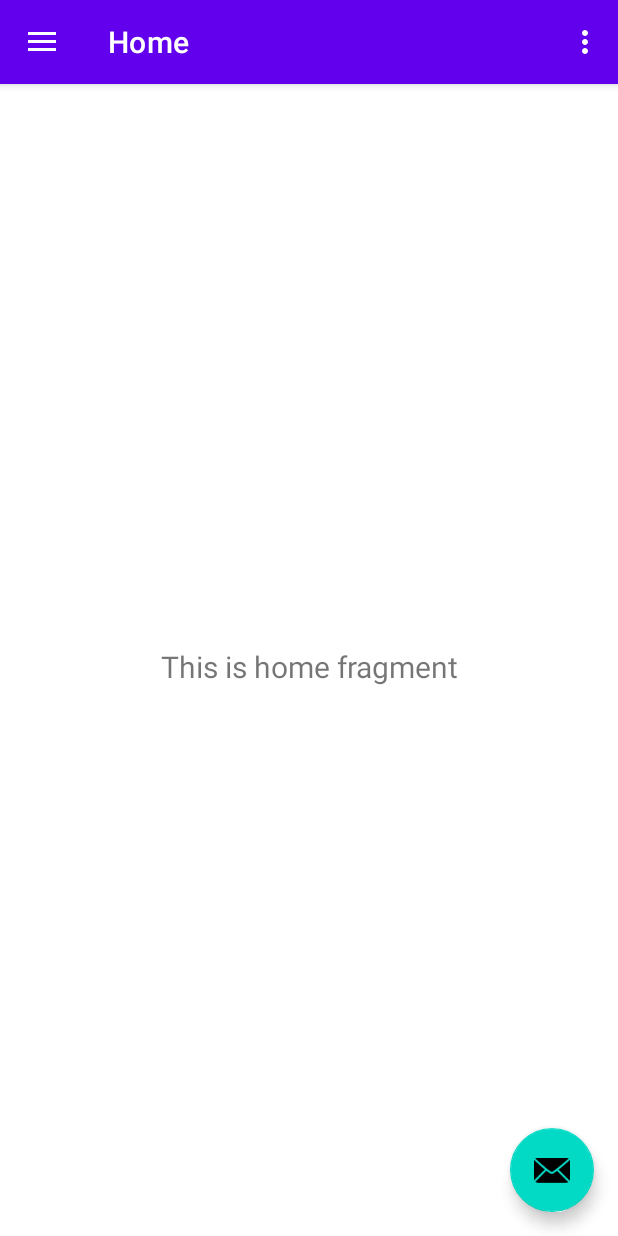
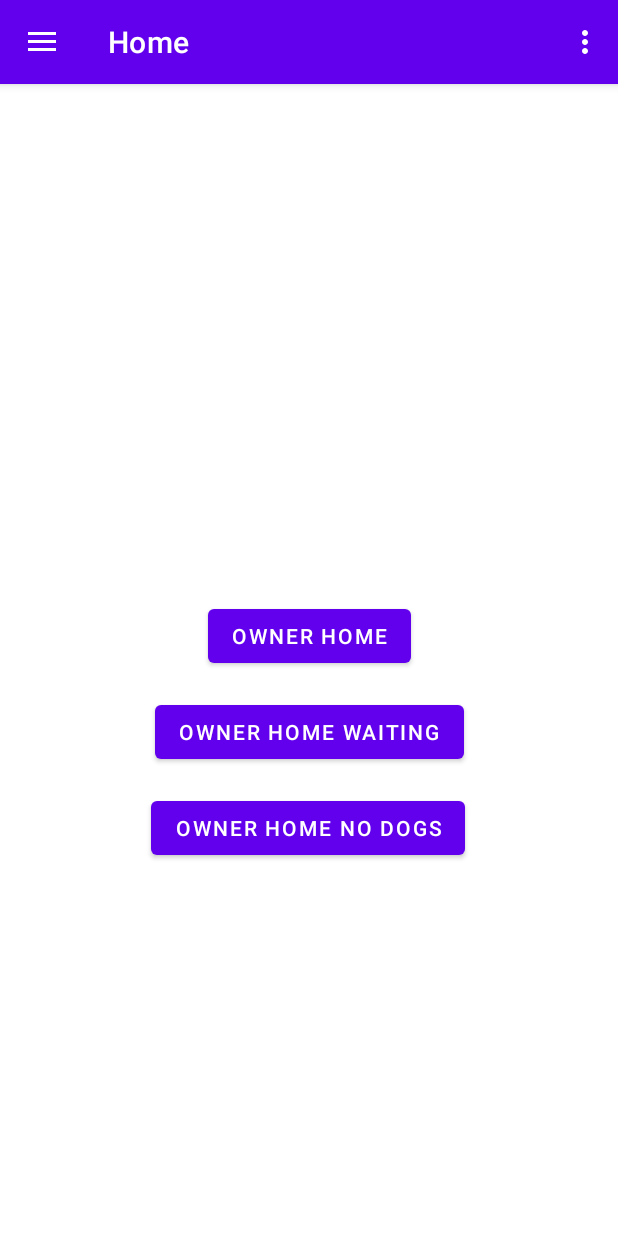
Before and after one commit to taniatopciov/Fluff-Stroller, an Android app: the screen it shows after launch (MainActivity), on a phone screen of 412 x 824 dp. Run offline under Robolectric (Android 15) with nearby library versions, the phone set to English and light mode, and no system bars; our stand-ins replace navigation-ui.

Commit message:
Added Dog Owner Main Page

```diff
--- a/app/build.gradle
+++ b/app/build.gradle
@@ -10,7 +10,7 @@ android {
 
     defaultConfig {
         applicationId "com.example.flusffstroller"
-        minSdk 23
+        minSdk 24
         targetSdk 31
         versionCode 1
         versionName "1.0"
@@ -51,6 +51,8 @@ dependencies {
     implementation "androidx.lifecycle:lifecycle-viewmodel-ktx:$lifecycle_version"
     implementation "androidx.lifecycle:lifecycle-livedata:$lifecycle_version"
     implementation "androidx.lifecycle:lifecycle-runtime:$lifecycle_version"
+    implementation 'androidx.legacy:legacy-support-v4:1.0.0'
+    implementation 'androidx.lifecycle:lifecycle-livedata-ktx:2.4.0'
 
     // Maps
     implementation 'com.google.android.gms:play-services-maps:18.0.0'
--- a/app/src/main/java/com/example/flusffstroller/MainActivity.java
+++ b/app/src/main/java/com/example/flusffstroller/MainActivity.java
@@ -1,20 +1,17 @@
 package com.example.flusffstroller;
 
 import android.os.Bundle;
-import android.view.View;
 import android.view.Menu;
 
-import com.google.android.material.snackbar.Snackbar;
+import com.example.flusffstroller.databinding.ActivityMainBinding;
 import com.google.android.material.navigation.NavigationView;
 
+import androidx.appcompat.app.AppCompatActivity;
+import androidx.drawerlayout.widget.DrawerLayout;
 import androidx.navigation.NavController;
 import androidx.navigation.Navigation;
 import androidx.navigation.ui.AppBarConfiguration;
 import androidx.navigation.ui.NavigationUI;
-import androidx.drawerlayout.widget.DrawerLayout;
-import androidx.appcompat.app.AppCompatActivity;
-
-import com.example.flusffstroller.databinding.ActivityMainBinding;
 
 public class MainActivity extends AppCompatActivity {
 
@@ -29,13 +26,7 @@ public class MainActivity extends AppCompatActivity {
         setContentView(binding.getRoot());
 
         setSupportActionBar(binding.appBarMain.toolbar);
-        binding.appBarMain.fab.setOnClickListener(new View.OnClickListener() {
-            @Override
-            public void onClick(View view) {
-                Snackbar.make(view, "Replace with your own action", Snackbar.LENGTH_LONG)
-                        .setAction("Action", null).show();
-            }
-        });
+
         DrawerLayout drawer = binding.drawerLayout;
         NavigationView navigationView = binding.navView;
         // Passing each menu ID as a set of Ids because each
--- a/app/src/main/java/com/example/flusffstroller/ui/home/HomeFragment.java
+++ b/app/src/main/java/com/example/flusffstroller/ui/home/HomeFragment.java
@@ -4,16 +4,14 @@ import android.os.Bundle;
 import android.view.LayoutInflater;
 import android.view.View;
 import android.view.ViewGroup;
-import android.widget.TextView;
-
-import androidx.annotation.NonNull;
-import androidx.annotation.Nullable;
-import androidx.fragment.app.Fragment;
-import androidx.lifecycle.Observer;
-import androidx.lifecycle.ViewModelProvider;
 
 import com.example.flusffstroller.R;
 import com.example.flusffstroller.databinding.FragmentHomeBinding;
+
+import androidx.annotation.NonNull;
+import androidx.fragment.app.Fragment;
+import androidx.lifecycle.ViewModelProvider;
+import androidx.navigation.Navigation;
 
 public class HomeFragment extends Fragment {
 
@@ -22,20 +20,20 @@ public class HomeFragment extends Fragment {
 
     public View onCreateView(@NonNull LayoutInflater inflater,
                              ViewGroup container, Bundle savedInstanceState) {
-        homeViewModel =
-                new ViewModelProvider(this).get(HomeViewModel.class);
+        homeViewModel = new ViewModelProvider(this).get(HomeViewModel.class);
 
         binding = FragmentHomeBinding.inflate(inflater, container, false);
-        View root = binding.getRoot();
 
-        final TextView textView = binding.textHome;
-        homeViewModel.getText().observe(getViewLifecycleOwner(), new Observer<String>() {
-            @Override
-            public void onChanged(@Nullable String s) {
-                textView.setText(s);
-            }
+        binding.ownerHomeButton.setOnClickListener(view -> Navigation.findNavController(view).navigate(R.id.nav_dog_owner_home));
+
+        binding.ownerHomeNoDogsButton.setOnClickListener(view -> Navigation.findNavController(view).navigate(R.id.nav_dog_owner_home_no_dogs));
+
+        binding.ownerHomeWaitingButton.setOnClickListener(view -> {
+
         });
-        return root;
+
+
+        return binding.getRoot();
     }
 
     @Override
--- a/app/src/main/res/layout/app_bar_main.xml
+++ b/app/src/main/res/layout/app_bar_main.xml
@@ -22,13 +22,4 @@
 
     <include layout="@layout/content_main" />
 
-    <com.google.android.material.floatingactionbutton.FloatingActionButton
-        android:id="@+id/fab"
-        android:layout_width="wrap_content"
-        android:layout_height="wrap_content"
-        android:layout_gravity="bottom|end"
-        android:layout_marginEnd="@dimen/fab_margin"
-        android:layout_marginBottom="16dp"
-        app:srcCompat="@android:drawable/ic_dialog_email" />
-
 </androidx.coordinatorlayout.widget.CoordinatorLayout>
--- a/app/src/main/res/layout/fragment_home.xml
+++ b/app/src/main/res/layout/fragment_home.xml
@@ -6,17 +6,35 @@
     android:layout_height="match_parent"
     tools:context=".ui.home.HomeFragment">
 
-    <TextView
-        android:id="@+id/text_home"
-        android:layout_width="match_parent"
+    <Button
+        android:id="@+id/ownerHomeButton"
+        android:layout_width="wrap_content"
         android:layout_height="wrap_content"
-        android:layout_marginStart="8dp"
-        android:layout_marginTop="8dp"
-        android:layout_marginEnd="8dp"
-        android:textAlignment="center"
-        android:textSize="20sp"
+        android:layout_marginBottom="32dp"
+        android:text="Owner Home"
         app:layout_constraintBottom_toBottomOf="parent"
         app:layout_constraintEnd_toEndOf="parent"
         app:layout_constraintStart_toStartOf="parent"
         app:layout_constraintTop_toTopOf="parent" />
+
+    <Button
+        android:id="@+id/ownerHomeWaitingButton"
+        android:layout_width="wrap_content"
+        android:layout_height="wrap_content"
+        android:layout_marginTop="16dp"
+        android:text="Owner Home Waiting"
+        app:layout_constraintEnd_toEndOf="@+id/ownerHomeButton"
+        app:layout_constraintStart_toStartOf="@+id/ownerHomeButton"
+        app:layout_constraintTop_toBottomOf="@+id/ownerHomeButton" />
+
+    <Button
+        android:id="@+id/ownerHomeNoDogsButton"
+        android:layout_width="wrap_content"
+        android:layout_height="wrap_content"
+        android:layout_marginTop="16dp"
+        android:text="Owner Home No Dogs"
+        app:layout_constraintEnd_toEndOf="@+id/ownerHomeButton"
+        app:layout_constraintHorizontal_bias="0.514"
+        app:layout_constraintStart_toStartOf="@+id/ownerHomeButton"
+        app:layout_constraintTop_toBottomOf="@+id/ownerHomeWaitingButton" />
 </androidx.constraintlayout.widget.ConstraintLayout>
--- a/app/src/main/res/navigation/mobile_navigation.xml
+++ b/app/src/main/res/navigation/mobile_navigation.xml
@@ -22,4 +22,18 @@
         android:name="com.example.flusffstroller.ui.slideshow.SlideshowFragment"
         android:label="@string/menu_slideshow"
         tools:layout="@layout/fragment_slideshow" />
+
+    <fragment
+        android:id="@+id/nav_dog_owner_home"
+        android:name="com.example.flusffstroller.pages.main.DogOwnerMainPageFragment"
+        android:label="@string/menu_home"
+        tools:layout="@layout/dog_owner_main_page_fragment" />
+
+
+    <fragment
+        android:id="@+id/nav_dog_owner_home_no_dogs"
+        android:name="com.example.flusffstroller.pages.main.DogOwnerWithNoDogsMainPageFragment"
+        android:label="@string/menu_home"
+        tools:layout="@layout/dog_owner_with_no_dogs_main_page_fragment" />
+
 </navigation>
--- a/app/src/main/res/values-night/themes.xml
+++ b/app/src/main/res/values-night/themes.xml
@@ -2,12 +2,12 @@
     <!-- Base application theme. -->
     <style name="Theme.FlusffStroller" parent="Theme.MaterialComponents.DayNight.DarkActionBar">
         <!-- Primary brand color. -->
-        <item name="colorPrimary">@color/purple_200</item>
-        <item name="colorPrimaryVariant">@color/purple_700</item>
+        <item name="colorPrimary">@color/primary_light</item>
+        <item name="colorPrimaryVariant">@color/primary_dark</item>
         <item name="colorOnPrimary">@color/black</item>
         <!-- Secondary brand color. -->
-        <item name="colorSecondary">@color/teal_200</item>
-        <item name="colorSecondaryVariant">@color/teal_200</item>
+        <item name="colorSecondary">@color/accent_light</item>
+        <item name="colorSecondaryVariant">@color/accent_light</item>
         <item name="colorOnSecondary">@color/black</item>
         <!-- Status bar color. -->
         <item name="android:statusBarColor" tools:targetApi="l">?attr/colorPrimaryVariant</item>
--- a/app/src/main/res/values/colors.xml
+++ b/app/src/main/res/values/colors.xml
@@ -1,10 +1,10 @@
 <?xml version="1.0" encoding="utf-8"?>
 <resources>
-    <color name="purple_200">#FFBB86FC</color>
-    <color name="purple_500">#FF6200EE</color>
-    <color name="purple_700">#FF3700B3</color>
-    <color name="teal_200">#FF03DAC5</color>
-    <color name="teal_700">#FF018786</color>
+    <color name="primary_light">#FFBB86FC</color>
+    <color name="primary">#FF6200EE</color>
+    <color name="primary_dark">#FF3700B3</color>
+    <color name="accent_light">#FF03DAC5</color>
+    <color name="accent">#FF018786</color>
     <color name="black">#FF000000</color>
     <color name="white">#FFFFFFFF</color>
 </resources>
--- a/app/src/main/res/values/dimens.xml
+++ b/app/src/main/res/values/dimens.xml
@@ -5,4 +5,5 @@
     <dimen name="nav_header_vertical_spacing">8dp</dimen>
     <dimen name="nav_header_height">176dp</dimen>
     <dimen name="fab_margin">16dp</dimen>
+    <dimen name="vertical_linear_layout_spacing">16dp</dimen>
 </resources>
--- a/app/src/main/res/values/themes.xml
+++ b/app/src/main/res/values/themes.xml
@@ -2,12 +2,12 @@
     <!-- Base application theme. -->
     <style name="Theme.FlusffStroller" parent="Theme.MaterialComponents.DayNight.DarkActionBar">
         <!-- Primary brand color. -->
-        <item name="colorPrimary">@color/purple_500</item>
-        <item name="colorPrimaryVariant">@color/purple_700</item>
+        <item name="colorPrimary">@color/primary</item>
+        <item name="colorPrimaryVariant">@color/primary_dark</item>
         <item name="colorOnPrimary">@color/white</item>
         <!-- Secondary brand color. -->
-        <item name="colorSecondary">@color/teal_200</item>
-        <item name="colorSecondaryVariant">@color/teal_700</item>
+        <item name="colorSecondary">@color/accent_light</item>
+        <item name="colorSecondaryVariant">@color/accent</item>
         <item name="colorOnSecondary">@color/black</item>
         <!-- Status bar color. -->
         <item name="android:statusBarColor" tools:targetApi="l">?attr/colorPrimaryVariant</item>
```
Also changed, not shown: app/src/main/java/com/example/flusffstroller/pages/main/DogNamesAdapter.java (added, +88 -0 lines), app/src/main/java/com/example/flusffstroller/pages/main/DogOwnerMainPageFragment.java (added, +72 -0 lines), app/src/main/java/com/example/flusffstroller/pages/main/DogOwnerMainPageViewModel.java (added, +23 -0 lines), app/src/main/java/com/example/flusffstroller/pages/main/DogOwnerWithNoDogsMainPageFragment.java (added, +23 -0 lines), app/src/main/res/layout/dog_name_item.xml (added, +14 -0 lines), app/src/main/res/layout/dog_owner_main_page_fragment.xml (added, +119 -0 lines), app/src/main/res/layout/dog_owner_with_no_dogs_main_page_fragment.xml (added, +20 -0 lines), app/src/main/res/values/strings.xml (+9 -0 lines).
